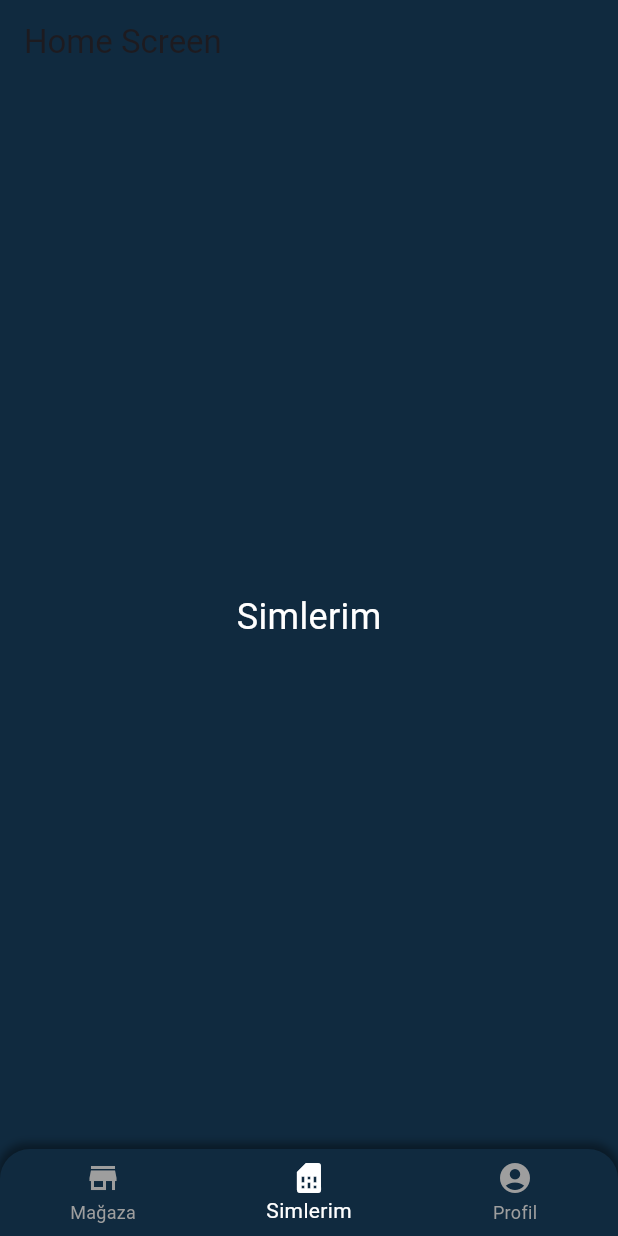
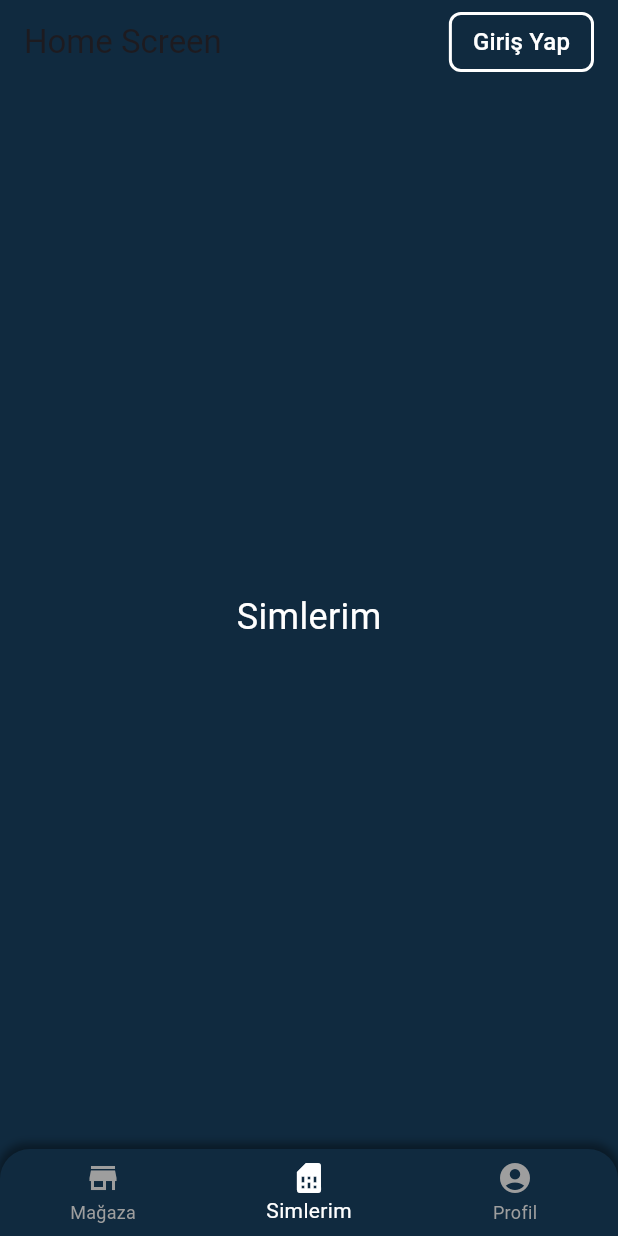
Before and after one commit to Butcher3-8/NeoSim, a Flutter app: the screen it shows after launch, on a phone screen of 412 x 824 dp. Run offline on Flutter 3.47's test engine with Material 3 defaults, Android fonts, the phone set to English and light mode, and no system bars; our stand-ins replace go_router, lottie.

Commit message:
Giriş yap butonu eklendi
26.03.025
21.48

```diff
--- a/lib/screens/home_screen.dart
+++ b/lib/screens/home_screen.dart
@@ -25,6 +25,30 @@ class _HomeScreenState extends State<HomeScreen> {
       appBar: AppBar(
         backgroundColor: Color.fromARGB(255, 16, 42, 63), // AppBar rengini aynı yaptık
         title: const Text('Home Screen'),
+        actions: [
+          // Sağ üst köşeye şeffaf bir "Giriş Yap" butonu ekliyoruz
+          Padding(
+            padding: const EdgeInsets.only(right: 16),
+            child: TextButton(
+              onPressed: () {
+                // Burada giriş yap butonuna tıklandığında yapılacak işlemi ekleyebilirsiniz
+                print("Giriş Yap butonuna tıklandı");
+              },
+              style: TextButton.styleFrom(
+                foregroundColor: Colors.white, backgroundColor: Colors.transparent, // Arka planı şeffaf yapıyoruz
+                side: const BorderSide(color: Colors.white, width: 2), // Beyaz kenarlık ekliyoruz
+                shape: RoundedRectangleBorder(
+                  borderRadius: BorderRadius.circular(8), // Yuvarlatılmış köşeler
+                ),
+                padding: const EdgeInsets.symmetric(vertical: 8, horizontal: 16), // İç boşluk
+              ),
+              child: const Text(
+                'Giriş Yap',
+                style: TextStyle(fontSize: 16), // Yazı boyutu
+              ),
+            ),
+          ),
+        ],
       ),
       body: Center(
         // Seçilen sekmeye göre içerik gösterme
```
Also changed, not shown: lib/screens/my_esim_screen.dart (added), lib/screens/profile_screen.dart (added).
